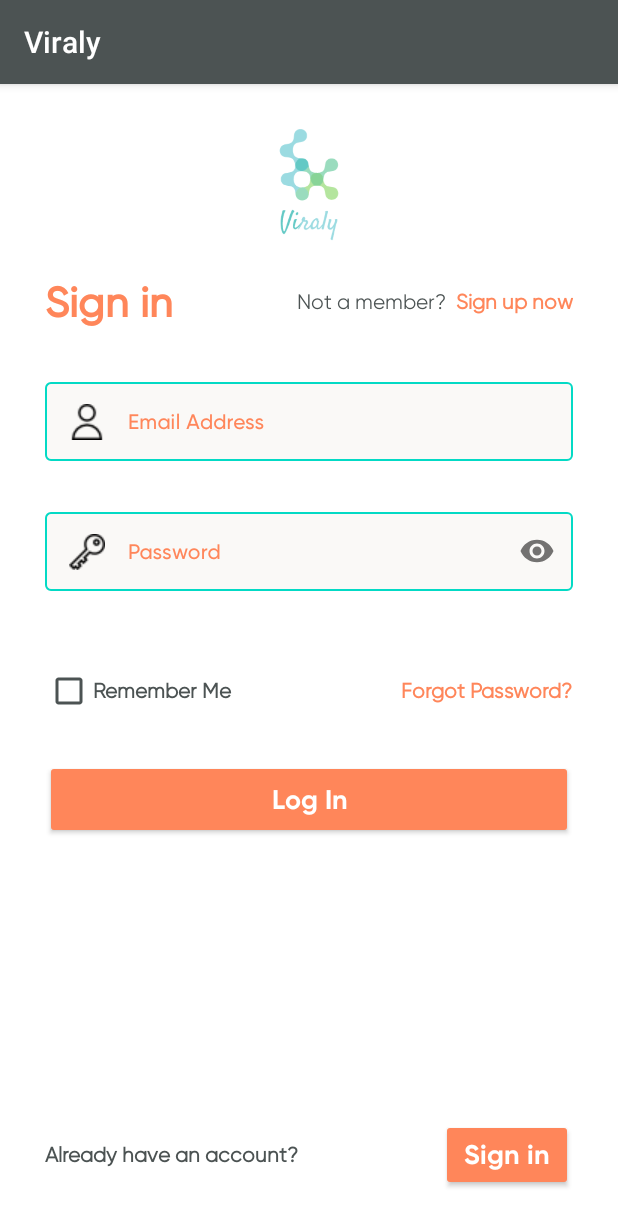
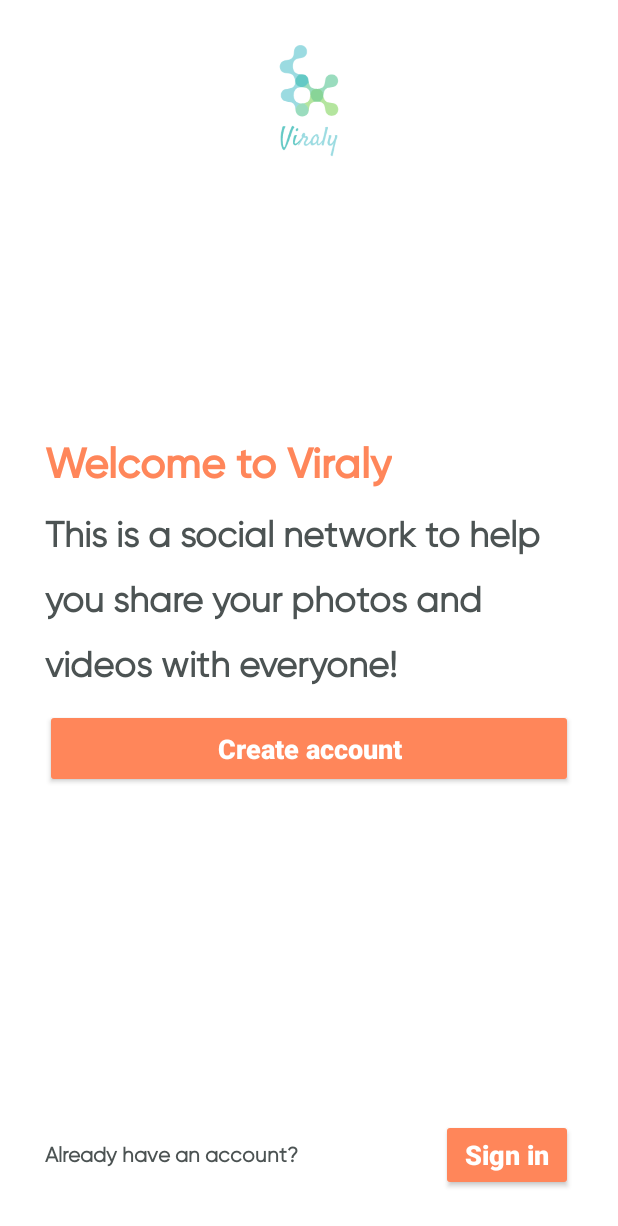
Before and after one commit to nmnhat211/ViralyApplication, an Android app: the screen it shows after launch (SignInActivity before the commit, WelcomeActivity after it), on a phone screen of 412 x 824 dp. Shown: the top 1226 px of the screen. Run offline under Robolectric (Android 15) with nearby library versions, the phone set to English and light mode, and no system bars.

Commit message:
hanlde BaseFragmentActivity

```diff
--- a/app/src/main/AndroidManifest.xml
+++ b/app/src/main/AndroidManifest.xml
@@ -15,9 +15,10 @@
         android:theme="@style/AppTheme"
         android:usesCleartextTraffic="true"
         tools:targetApi="m">
-        <activity android:name=".ui.activity.WelcomeActivity"></activity>
         <activity android:name=".ui.activity.SignUpActivity" />
-        <activity android:name=".ui.activity.SignInActivity">
+        <activity android:name=".ui.activity.SignInActivity"/>
+        <activity android:name=".ui.activity.WelcomeActivity"/>
+        <activity android:name=".ui.activity.SplashActivity" android:theme="@style/SplashTheme">
             <intent-filter>
                 <action android:name="android.intent.action.MAIN" />
 
--- a/app/src/main/java/com/example/viralyapplication/ui/activity/BaseFragmentActivity.java
+++ b/app/src/main/java/com/example/viralyapplication/ui/activity/BaseFragmentActivity.java
@@ -5,7 +5,6 @@ import android.content.BroadcastReceiver;
 import android.content.Context;
 import android.content.Intent;
 import android.content.IntentFilter;
-import android.view.View.OnClickListener;
 import android.view.View;
 import android.view.inputmethod.InputMethodManager;
 
@@ -14,7 +13,7 @@ import androidx.localbroadcastmanager.content.LocalBroadcastManager;
 
 import com.example.viralyapplication.R;
 
-public abstract class BaseFragmentActivity extends FragmentActivity implements OnClickListener {
+public abstract class BaseFragmentActivity extends FragmentActivity implements View.OnClickListener {
     protected Dialog mProgress;
     protected Context mContext;
 
@@ -33,12 +32,6 @@ public abstract class BaseFragmentActivity extends FragmentActivity implements O
             mProgress = null;
         }
     }
-
-    @Override
-    public void onClick(View v) {
-
-    }
-
     protected void registerBroadcast(BroadcastReceiver broadcastReceiver, String action) {
         LocalBroadcastManager.getInstance(this).registerReceiver(broadcastReceiver,
                 new IntentFilter(action));
@@ -64,4 +57,9 @@ public abstract class BaseFragmentActivity extends FragmentActivity implements O
             view.clearFocus();
         }
     }
+
+    @Override
+    public void onClick(View view) {
+
+    }
 }
--- a/app/src/main/java/com/example/viralyapplication/ui/activity/MainToolbarActivity.java
+++ b/app/src/main/java/com/example/viralyapplication/ui/activity/MainToolbarActivity.java
@@ -22,7 +22,7 @@ public class MainToolbarActivity extends AppCompatActivity {
     public void setContentView(int layoutResID) {
         DrawerLayout fullView = (DrawerLayout) getLayoutInflater().inflate(R.layout.activity_main_toolbar_layout, null);
 //        FrameLayout activityContent = fullView.findViewById(R.id.);
-        getLayoutInflater().inflate(layoutResID, activityContent, true);
+//        getLayoutInflater().inflate(layoutResID, , true);
         super.setContentView(fullView);
         initView();
     }
--- /dev/null
+++ b/app/src/main/java/com/example/viralyapplication/ui/activity/SplashActivity.java
@@ -0,0 +1,25 @@
+package com.example.viralyapplication.ui.activity;
+
+import android.content.Intent;
+import android.os.Bundle;
+import android.os.Handler;
+
+import androidx.appcompat.app.AppCompatActivity;
+
+public class SplashActivity extends AppCompatActivity {
+
+    private Handler mHandler;
+    @Override
+    protected void onCreate(Bundle savedInstanceState) {
+        super.onCreate(savedInstanceState);
+        mHandler = new Handler();
+        mHandler.postDelayed(new Runnable() {
+            @Override
+            public void run() {
+                Intent intent = new Intent(SplashActivity.this, WelcomeActivity.class);
+                startActivity(intent);
+                finish();
+            }
+        }, 3000);
+    }
+}
--- a/app/src/main/java/com/example/viralyapplication/ui/activity/WelcomeActivity.java
+++ b/app/src/main/java/com/example/viralyapplication/ui/activity/WelcomeActivity.java
@@ -1,18 +1,43 @@
 package com.example.viralyapplication.ui.activity;
 
-import androidx.appcompat.app.AppCompatActivity;
-
 import android.os.Bundle;
+import android.view.View;
+import android.view.WindowManager;
+import android.widget.Button;
 
 import com.example.viralyapplication.R;
+import com.example.viralyapplication.utility.Utils;
 
-public class WelcomeActivity extends AppCompatActivity {
+public class WelcomeActivity extends BaseFragmentActivity {
+
     @Override
-
     protected void onCreate(Bundle savedInstanceState) {
         super.onCreate(savedInstanceState);
         setContentView(R.layout.activity_welcome_layout);
+        getWindow().addFlags(WindowManager.LayoutParams.FLAG_FULLSCREEN |
+                WindowManager.LayoutParams.FLAG_KEEP_SCREEN_ON);
+        initView();
     }
 
+    private void initView() {
+        Button btnCreateAccount = findViewById(R.id.button_of_bottom_welcome_screen);
+        Button btnSigInAccount = findViewById(R.id.button_create_account_welcome);
+        btnCreateAccount.setOnClickListener(this);
+        btnSigInAccount.setOnClickListener(this);
+    }
 
+    @Override
+    public void onClick(View view) {
+        super.onClick(view);
+        switch (view.getId()) {
+            case R.id.button_of_bottom_welcome_screen:
+                Utils.goToSigInActivity(this);
+                finish();
+                break;
+            case R.id.button_create_account_welcome:
+                Utils.goToSigUpActivity(this);
+                finish();
+                break;
+        }
+    }
 }
--- /dev/null
+++ b/app/src/main/res/drawable/splash_background.xml
@@ -0,0 +1,10 @@
+<?xml version="1.0" encoding="utf-8"?>
+<layer-list xmlns:android="http://schemas.android.com/apk/res/android">
+    <item android:drawable="@color/colorWhite" />
+
+    <item>
+        <bitmap
+            android:gravity="center"
+        android:src="@drawable/viraly_145x197"/>
+    </item>
+</layer-list>
--- a/app/src/main/res/layout/activity_sign_in_layout.xml
+++ b/app/src/main/res/layout/activity_sign_in_layout.xml
@@ -14,7 +14,7 @@
         android:layout_height="wrap_content"
         android:orientation="vertical">
 
-        <include layout="@layout/layout_top_welcome_screen" />
+        <include layout="@layout/top_welcome_screen" />
 
         <RelativeLayout
             android:layout_width="match_parent"
@@ -54,7 +54,7 @@
         </RelativeLayout>
 
         <include
-            layout="@layout/layout_email_and_password_layout"
+            layout="@layout/email_and_password_layout"
             android:layout_width="match_parent"
             android:layout_height="wrap_content"
             android:layout_marginVertical="@dimen/dp40" />
@@ -65,7 +65,7 @@
             android:layout_marginBottom="@dimen/dp40">
 
             <CheckBox
-                android:id="@+id/checkbox_remember"
+                android:id="@+id/cbx_remember"
                 style="@style/SubTextViewStyle"
                 android:layout_width="wrap_content"
                 android:layout_height="wrap_content"
@@ -95,7 +95,7 @@
     </LinearLayout>
 
     <include
-        layout="@layout/layout_bottom_welcome_screen_layout"
+        layout="@layout/bottom_layout"
         android:layout_alignParentBottom="true"
         android:layout_height="wrap_content"
         android:layout_width="match_parent" />
--- a/app/src/main/res/layout/activity_sign_up_layout.xml
+++ b/app/src/main/res/layout/activity_sign_up_layout.xml
@@ -82,7 +82,7 @@
 
             </LinearLayout>
 
-            <include layout="@layout/layout_email_and_password_layout" />
+            <include layout="@layout/email_and_password_layout" />
 
             <LinearLayout
                 android:layout_width="match_parent"
--- a/app/src/main/res/layout/activity_welcome_layout.xml
+++ b/app/src/main/res/layout/activity_welcome_layout.xml
@@ -7,7 +7,7 @@
     android:padding="@dimen/dp40">
 
     <include
-        layout="@layout/layout_top_welcome_screen"
+        layout="@layout/top_welcome_screen"
         android:layout_width="match_parent"
         android:layout_height="wrap_content"
         android:layout_alignParentTop="true" />
@@ -38,7 +38,7 @@
             android:textSize="24sp" />
 
         <Button
-            android:id="@+id/button_create_account"
+            android:id="@+id/button_create_account_welcome"
             style="@style/Widget.AppCompat.Button.Colored"
             android:layout_width="match_parent"
             android:layout_height="@dimen/dp70"
@@ -49,7 +49,8 @@
     </LinearLayout>
 
     <include
-        layout="@layout/layout_bottom_welcome_screen_layout"
+        android:id="@+id/bottom_welcome"
+        layout="@layout/bottom_layout"
         android:layout_width="wrap_content"
         android:layout_height="wrap_content"
         android:layout_alignParentBottom="true" />
--- a/app/src/main/res/values/styles.xml
+++ b/app/src/main/res/values/styles.xml
@@ -59,4 +59,8 @@
         <item name="android:textStyle">bold</item>
     </style>
 
+    <style name="SplashTheme" parent="Theme.AppCompat.NoActionBar">
+        <item name="android:windowBackground">@drawable/splash_background</item>
+    </style>
+
 </resources>
```
Also changed, not shown: app/src/main/java/com/example/viralyapplication/ui/activity/SignInActivity.java (+59 -55 lines), app/src/main/java/com/example/viralyapplication/ui/activity/SignUpActivity.java (+4 -3 lines), app/src/main/java/com/example/viralyapplication/utility/Utils.java (+16 -2 lines), app/src/main/res/layout/bottom_layout.xml (renamed from app/src/main/res/layout/layout_bottom_welcome_screen_layout.xml), app/src/main/res/layout/email_and_password_layout.xml (renamed from app/src/main/res/layout/layout_email_and_password_layout.xml), app/src/main/res/layout/top_welcome_screen.xml (renamed from app/src/main/res/layout/layout_top_welcome_screen.xml).
